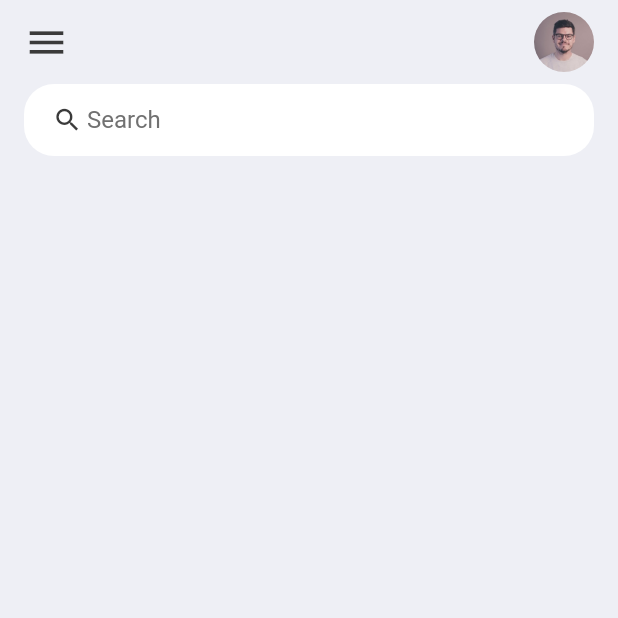
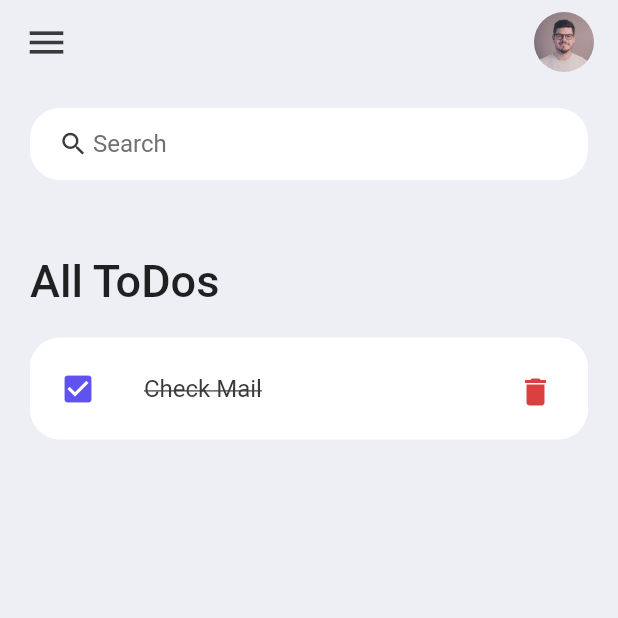
Before and after one commit to leticiabytes/todo_app, a Flutter app: the screen it shows after launch, on a phone screen of 412 x 824 dp, the top half of it. Run offline on Flutter 3.47's test engine with Material 2 defaults, Android fonts, the phone set to English and light mode, and no system bars.

Commit message:
feat: implements todoItem widget in home screen
Signed-off-by: Letícia Vieira <lvieira268@gmail.com>

```diff
--- a/lib/screens/home.dart
+++ b/lib/screens/home.dart
@@ -1,5 +1,6 @@
 import 'package:flutter/material.dart';
-import 'package:todo_app/constants/colors.dart';
+import '../constants/colors.dart';
+import '../widgets/todo_item.dart';
 
 class Home extends StatelessWidget {
   const Home({super.key});
@@ -10,9 +11,24 @@ class Home extends StatelessWidget {
       backgroundColor: tdBGColor,
       appBar: _buildAppBar(),
       body: Container(
-        padding: const EdgeInsets.symmetric(horizontal: 16),
+        padding: const EdgeInsets.symmetric(horizontal: 20, vertical: 16),
         child: Column(
-          children: [searchBox()],
+          children: [
+            searchBox(),
+            Expanded(
+                child: ListView(
+              children: [
+                Container(
+                  margin: const EdgeInsets.only(top: 50, bottom: 20),
+                  child: const Text(
+                    'All ToDos',
+                    style: TextStyle(fontSize: 30, fontWeight: FontWeight.w500),
+                  ),
+                ),
+                const TodoItem(),
+              ],
+            ))
+          ],
         ),
       ),
     );
```
